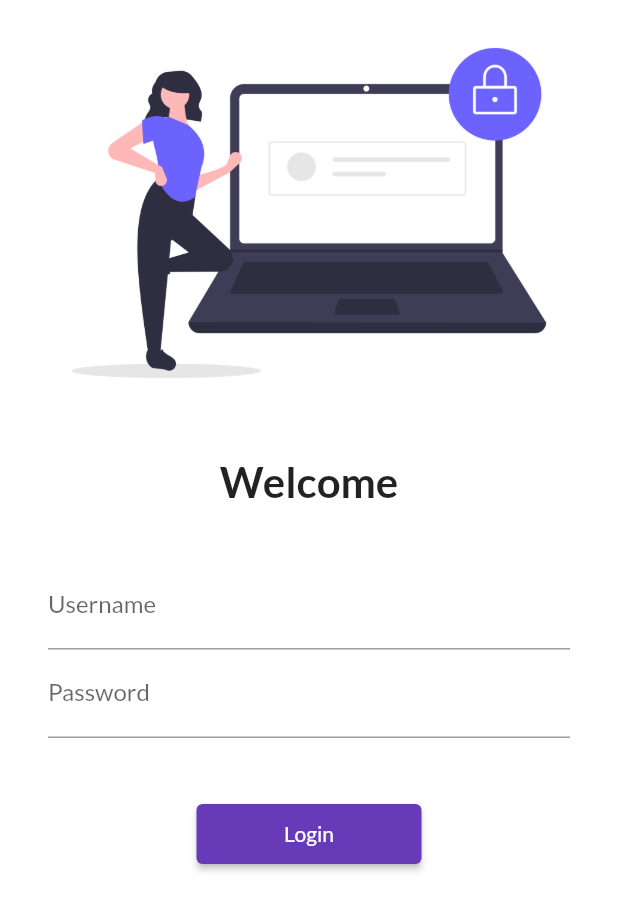
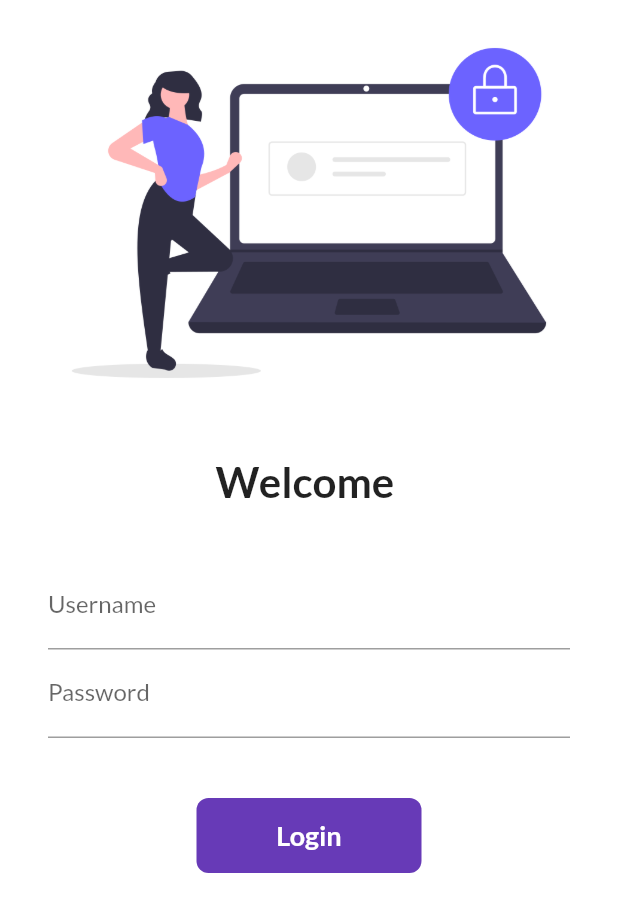
Before and after one commit to Misbahali/30daysofflutter, a Flutter app: the screen it shows after launch, on a phone screen of 412 x 824 dp. Shown: the top 912 px of the screen. Run offline on Flutter 3.47's test engine with Material 2 defaults, Android fonts, the light colour scheme and no system bars; our stand-ins replace google_fonts.

Commit message:
Day6 Commit

```diff
--- a/lib/pages/login_page.dart
+++ b/lib/pages/login_page.dart
@@ -1,7 +1,15 @@
 import 'package:flutter/material.dart';
 import 'package:fone/pages/routes.dart';
 
-class LoginPage extends StatelessWidget {
+class LoginPage extends StatefulWidget {
+  @override
+  _LoginPageState createState() => _LoginPageState();
+}
+
+class _LoginPageState extends State<LoginPage> {
+  String name = "";
+  bool changeButton = false;
+
   @override
   Widget build(BuildContext context) {
     return Material(
@@ -13,11 +21,11 @@
                 "assets/images/login_image.png",
                 fit: BoxFit.cover,
               ),
-                 SizedBox(
+              SizedBox(
                 height: 20.0,
               ),
               Text(
-                "Welcome",
+                "Welcome $name",
                 style: TextStyle(
                   fontSize: 28,
                   fontWeight: FontWeight.bold,
@@ -36,24 +44,62 @@
                         hintText: "Enter username",
                         labelText: "Username",
                       ),
+                      onChanged: (value) {
+                        name = value;
+                        setState(() {});
+                      },
                     ),
-                      TextFormField(
+                    TextFormField(
                       obscureText: true,
                       decoration: InputDecoration(
                         hintText: "Enter password",
                         labelText: "Password",
                       ),
                     ),
-                          SizedBox(
+                    SizedBox(
                       height: 40.0,
                     ),
-                    ElevatedButton(
-                      child: Text("Login"),
-                      style: TextButton.styleFrom(minimumSize: Size(150, 40)),
-                      onPressed: () {
+
+                    InkWell(
+                      onTap: () async {
+                        setState(() {
+                          changeButton = true;
+                        });
+                        await Future.delayed(Duration(seconds: 1));
                         Navigator.pushNamed(context, MyRoutes.homeRoute);
                       },
-                    )
+                      child: AnimatedContainer(
+                        duration: Duration(seconds: 1),
+                        width: changeButton ? 50 : 150,
+                        height: 50,
+                        alignment: Alignment.center,
+                        child: changeButton
+                            ? Icon(
+                                Icons.done,
+                                color: Colors.white,
+                              )
+                            : Text(
+                                "Login",
+                                style: TextStyle(
+                                    color: Colors.white,
+                                    fontWeight: FontWeight.bold,
+                                    fontSize: 18),
+                              ),
+                        decoration: BoxDecoration(
+                          color: Colors.deepPurple,
+                          borderRadius:
+                              BorderRadius.circular(changeButton ? 50 : 8),
+                        ),
+                      ),
+                    ),
+
+                    // ElevatedButton(
+                    //   child: Text("Login"),
+                    //   style: TextButton.styleFrom(minimumSize: Size(150, 40)),
+                    //   onPressed: () {
+                    //     Navigator.pushNamed(context, MyRoutes.homeRoute);
+                    //   },
+                    // )
                   ],
                 ),
               )
```
